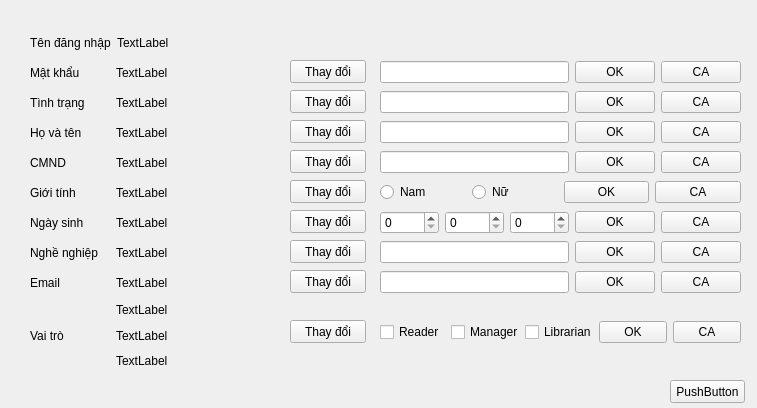
Old version of the form information.ui in the repository fantasyinferno/libpro.
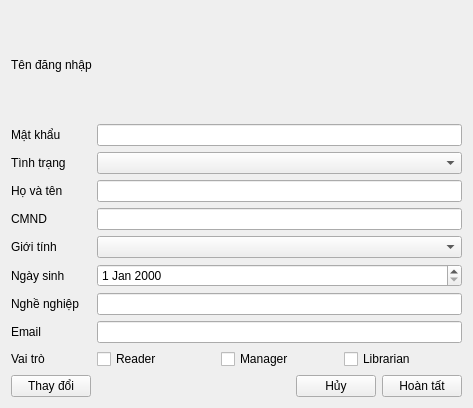
New version of the form.

```diff
--- a/information.ui
+++ b/information.ui
@@ -6,36 +6,37 @@
    <rect>
     <x>0</x>
     <y>0</y>
-    <width>757</width>
+    <width>473</width>
     <height>408</height>
    </rect>
   </property>
   <property name="windowTitle">
    <string>Form</string>
   </property>
-  <widget class="QPushButton" name="ca">
-   <property name="geometry">
-    <rect>
-     <x>670</x>
-     <y>380</y>
-     <width>75</width>
-     <height>23</height>
-    </rect>
+  <layout class="QVBoxLayout" name="verticalLayout_2">
+   <item>
+    <layout class="QVBoxLayout" name="verticalLayout">
+     <item>
+      <widget class="QLabel" name="username">
+       <property name="sizePolicy">
+        <sizepolicy hsizetype="Fixed" vsizetype="Preferred">
+         <horstretch>0</horstretch>
+         <verstretch>0</verstretch>
+        </sizepolicy>
+       </property>
+       <property name="minimumSize">
+        <size>
+         <width>80</width>
+         <height>0</height>
+        </size>
    </property>
    <property name="text">
-    <string>PushButton</string>
-   </property>
-  </widget>
-  <widget class="QWidget" name="layoutWidget">
-   <property name="geometry">
-    <rect>
-     <x>30</x>
-     <y>60</y>
-     <width>251</width>
-     <height>25</height>
-    </rect>
-   </property>
-   <layout class="QHBoxLayout" name="horizontalLayout_2">
+        <string>Tên đăng nhập</string>
+       </property>
+      </widget>
+     </item>
+     <item>
+      <layout class="QHBoxLayout" name="horizontalLayout">
     <item>
      <widget class="QLabel" name="label_2">
       <property name="sizePolicy">
@@ -56,24 +57,16 @@
      </widget>
     </item>
     <item>
-     <widget class="QLabel" name="op_mk">
-      <property name="text">
-       <string>TextLabel</string>
+        <widget class="QLineEdit" name="ip_mk">
+         <property name="echoMode">
+          <enum>QLineEdit::Password</enum>
       </property>
      </widget>
     </item>
    </layout>
-  </widget>
-  <widget class="QWidget" name="layoutWidget_2">
-   <property name="geometry">
-    <rect>
-     <x>30</x>
-     <y>90</y>
-     <width>251</width>
-     <height>25</height>
-    </rect>
-   </property>
-   <layout class="QHBoxLayout" name="horizontalLayout_3">
+     </item>
+     <item>
+      <layout class="QHBoxLayout" name="horizontalLayout_2">
     <item>
      <widget class="QLabel" name="label_3">
       <property name="sizePolicy">
@@ -94,24 +87,12 @@
      </widget>
     </item>
     <item>
-     <widget class="QLabel" name="op_tt">
-      <property name="text">
-       <string>TextLabel</string>
-      </property>
-     </widget>
-    </item>
-   </layout>
-  </widget>
-  <widget class="QWidget" name="layoutWidget_3">
-   <property name="geometry">
-    <rect>
-     <x>30</x>
-     <y>120</y>
-     <width>251</width>
-     <height>25</height>
-    </rect>
-   </property>
-   <layout class="QHBoxLayout" name="horizontalLayout_4">
+        <widget class="QComboBox" name="ip_tt"/>
+       </item>
+      </layout>
+     </item>
+     <item>
+      <layout class="QHBoxLayout" name="horizontalLayout_3">
     <item>
      <widget class="QLabel" name="label_4">
       <property name="sizePolicy">
@@ -132,24 +113,12 @@
      </widget>
     </item>
     <item>
-     <widget class="QLabel" name="op_hvt">
-      <property name="text">
-       <string>TextLabel</string>
-      </property>
-     </widget>
-    </item>
-   </layout>
-  </widget>
-  <widget class="QWidget" name="layoutWidget_4">
-   <property name="geometry">
-    <rect>
-     <x>30</x>
-     <y>150</y>
-     <width>251</width>
-     <height>25</height>
-    </rect>
-   </property>
-   <layout class="QHBoxLayout" name="horizontalLayout_5">
+        <widget class="QLineEdit" name="ip_hvt"/>
+       </item>
+      </layout>
+     </item>
+     <item>
+      <layout class="QHBoxLayout" name="horizontalLayout_4">
     <item>
      <widget class="QLabel" name="label_5">
       <property name="sizePolicy">
@@ -170,24 +139,12 @@
      </widget>
     </item>
     <item>
-     <widget class="QLabel" name="op_cmnd">
-      <property name="text">
-       <string>TextLabel</string>
-      </property>
-     </widget>
-    </item>
-   </layout>
-  </widget>
-  <widget class="QWidget" name="layoutWidget_5">
-   <property name="geometry">
-    <rect>
-     <x>30</x>
-     <y>180</y>
-     <width>251</width>
-     <height>25</height>
-    </rect>
-   </property>
-   <layout class="QHBoxLayout" name="horizontalLayout_6">
+        <widget class="QLineEdit" name="ip_cmnd"/>
+       </item>
+      </layout>
+     </item>
+     <item>
+      <layout class="QHBoxLayout" name="horizontalLayout_5">
     <item>
      <widget class="QLabel" name="label_6">
       <property name="sizePolicy">
@@ -208,24 +165,16 @@
      </widget>
     </item>
     <item>
-     <widget class="QLabel" name="op_gt">
-      <property name="text">
-       <string>TextLabel</string>
-      </property>
-     </widget>
-    </item>
-   </layout>
-  </widget>
-  <widget class="QWidget" name="layoutWidget_6">
-   <property name="geometry">
-    <rect>
-     <x>30</x>
-     <y>210</y>
-     <width>251</width>
-     <height>25</height>
-    </rect>
-   </property>
-   <layout class="QHBoxLayout" name="horizontalLayout_7">
+        <layout class="QHBoxLayout" name="gt_form">
+         <item>
+          <widget class="QComboBox" name="ip_gt"/>
+         </item>
+        </layout>
+       </item>
+      </layout>
+     </item>
+     <item>
+      <layout class="QHBoxLayout" name="horizontalLayout_6">
     <item>
      <widget class="QLabel" name="label_7">
       <property name="sizePolicy">
@@ -246,24 +195,16 @@
      </widget>
     </item>
     <item>
-     <widget class="QLabel" name="op_ns">
-      <property name="text">
-       <string>TextLabel</string>
-      </property>
-     </widget>
-    </item>
-   </layout>
-  </widget>
-  <widget class="QWidget" name="layoutWidget_7">
-   <property name="geometry">
-    <rect>
-     <x>30</x>
-     <y>240</y>
-     <width>251</width>
-     <height>25</height>
-    </rect>
-   </property>
-   <layout class="QHBoxLayout" name="horizontalLayout_8">
+        <layout class="QHBoxLayout" name="ns_form">
+         <item>
+          <widget class="QDateEdit" name="ip_ns"/>
+         </item>
+        </layout>
+       </item>
+      </layout>
+     </item>
+     <item>
+      <layout class="QHBoxLayout" name="horizontalLayout_7">
     <item>
      <widget class="QLabel" name="label_8">
       <property name="sizePolicy">
@@ -284,24 +225,12 @@
      </widget>
     </item>
     <item>
-     <widget class="QLabel" name="op_nn">
-      <property name="text">
-       <string>TextLabel</string>
-      </property>
-     </widget>
-    </item>
-   </layout>
-  </widget>
-  <widget class="QWidget" name="layoutWidget_8">
-   <property name="geometry">
-    <rect>
-     <x>30</x>
-     <y>270</y>
-     <width>251</width>
-     <height>25</height>
-    </rect>
-   </property>
-   <layout class="QHBoxLayout" name="horizontalLayout_9">
+        <widget class="QLineEdit" name="ip_nn"/>
+       </item>
+      </layout>
+     </item>
+     <item>
+      <layout class="QHBoxLayout" name="horizontalLayout_8">
     <item>
      <widget class="QLabel" name="label_9">
       <property name="sizePolicy">
@@ -322,114 +251,32 @@
      </widget>
     </item>
     <item>
-     <widget class="QLabel" name="op_em">
-      <property name="text">
-       <string>TextLabel</string>
-      </property>
-     </widget>
-    </item>
-   </layout>
-  </widget>
-  <widget class="QPushButton" name="td_tt">
-   <property name="geometry">
-    <rect>
-     <x>290</x>
-     <y>90</y>
-     <width>76</width>
-     <height>23</height>
-    </rect>
-   </property>
-   <property name="text">
-    <string>Thay đổi</string>
-   </property>
-  </widget>
-  <widget class="QPushButton" name="td_hvt">
-   <property name="geometry">
-    <rect>
-     <x>290</x>
-     <y>120</y>
-     <width>76</width>
-     <height>23</height>
-    </rect>
-   </property>
+        <widget class="QLineEdit" name="ip_em"/>
+       </item>
+      </layout>
+     </item>
+     <item>
+      <layout class="QHBoxLayout" name="horizontalLayout_9">
+       <item>
+        <widget class="QLabel" name="label_10">
+         <property name="sizePolicy">
+          <sizepolicy hsizetype="Fixed" vsizetype="Preferred">
+           <horstretch>0</horstretch>
+           <verstretch>0</verstretch>
+          </sizepolicy>
+         </property>
+         <property name="minimumSize">
+          <size>
+           <width>80</width>
+           <height>0</height>
+          </size>
+         </property>
    <property name="text">
-    <string>Thay đổi</string>
-   </property>
-  </widget>
-  <widget class="QPushButton" name="td_cmnd">
-   <property name="geometry">
-    <rect>
-     <x>290</x>
-     <y>150</y>
-     <width>76</width>
-     <height>23</height>
-    </rect>
-   </property>
-   <property name="text">
-    <string>Thay đổi</string>
-   </property>
-  </widget>
-  <widget class="QPushButton" name="td_gt">
-   <property name="geometry">
-    <rect>
-     <x>290</x>
-     <y>180</y>
-     <width>76</width>
-     <height>23</height>
-    </rect>
-   </property>
-   <property name="text">
-    <string>Thay đổi</string>
-   </property>
-  </widget>
-  <widget class="QPushButton" name="td_ns">
-   <property name="geometry">
-    <rect>
-     <x>290</x>
-     <y>210</y>
-     <width>76</width>
-     <height>23</height>
-    </rect>
-   </property>
-   <property name="text">
-    <string>Thay đổi</string>
-   </property>
-  </widget>
-  <widget class="QPushButton" name="td_nn">
-   <property name="geometry">
-    <rect>
-     <x>290</x>
-     <y>240</y>
-     <width>76</width>
-     <height>23</height>
-    </rect>
-   </property>
-   <property name="text">
-    <string>Thay đổi</string>
-   </property>
-  </widget>
-  <widget class="QPushButton" name="td_em">
-   <property name="geometry">
-    <rect>
-     <x>290</x>
-     <y>270</y>
-     <width>76</width>
-     <height>23</height>
-    </rect>
-   </property>
-   <property name="text">
-    <string>Thay đổi</string>
-   </property>
-  </widget>
-  <widget class="QWidget" name="layoutWidget_9">
-   <property name="geometry">
-    <rect>
-     <x>380</x>
-     <y>320</y>
-     <width>361</width>
-     <height>25</height>
-    </rect>
-   </property>
+          <string>Vai trò</string>
+         </property>
+        </widget>
+       </item>
+       <item>
    <layout class="QHBoxLayout" name="vt_form">
     <item>
      <widget class="QCheckBox" name="ip_vt_reader">
@@ -452,391 +299,59 @@
       </property>
      </widget>
     </item>
-    <item>
-     <widget class="QPushButton" name="ok_vt">
-      <property name="text">
-       <string>OK</string>
-      </property>
-     </widget>
-    </item>
-    <item>
-     <widget class="QPushButton" name="ca_vt">
-      <property name="text">
-       <string>CA</string>
-      </property>
-     </widget>
-    </item>
-   </layout>
-  </widget>
-  <widget class="QPushButton" name="td_vt">
-   <property name="geometry">
-    <rect>
-     <x>290</x>
-     <y>320</y>
-     <width>76</width>
-     <height>23</height>
-    </rect>
-   </property>
-   <property name="text">
-    <string>Thay đổi</string>
-   </property>
-  </widget>
-  <widget class="QWidget" name="layoutWidget_10">
-   <property name="geometry">
-    <rect>
-     <x>30</x>
-     <y>300</y>
-     <width>251</width>
-     <height>71</height>
-    </rect>
-   </property>
+        </layout>
+       </item>
+      </layout>
+     </item>
+     <item>
    <layout class="QHBoxLayout" name="horizontalLayout_10">
     <item>
-     <widget class="QLabel" name="label_10">
-      <property name="sizePolicy">
-       <sizepolicy hsizetype="Fixed" vsizetype="Preferred">
-        <horstretch>0</horstretch>
-        <verstretch>0</verstretch>
-       </sizepolicy>
-      </property>
-      <property name="minimumSize">
-       <size>
-        <width>80</width>
-        <height>0</height>
-       </size>
-      </property>
-      <property name="text">
-       <string>Vai trò</string>
-      </property>
-     </widget>
-    </item>
+        <layout class="QHBoxLayout" name="horizontalLayout_11">
     <item>
-     <layout class="QVBoxLayout" name="verticalLayout">
-      <item>
-       <widget class="QLabel" name="op_vt_1">
-        <property name="text">
-         <string>TextLabel</string>
-        </property>
-       </widget>
-      </item>
-      <item>
-       <widget class="QLabel" name="op_vt_2">
-        <property name="text">
-         <string>TextLabel</string>
-        </property>
-       </widget>
-      </item>
-      <item>
-       <widget class="QLabel" name="op_vt_3">
-        <property name="text">
-         <string>TextLabel</string>
-        </property>
-       </widget>
-      </item>
-     </layout>
-    </item>
-   </layout>
-  </widget>
-  <widget class="QPushButton" name="td_mk">
-   <property name="geometry">
-    <rect>
-     <x>290</x>
-     <y>60</y>
-     <width>76</width>
-     <height>23</height>
-    </rect>
-   </property>
+          <widget class="QPushButton" name="thayDoiButton">
    <property name="text">
     <string>Thay đổi</string>
    </property>
   </widget>
-  <widget class="QWidget" name="">
-   <property name="geometry">
-    <rect>
-     <x>30</x>
-     <y>30</y>
-     <width>251</width>
-     <height>25</height>
-    </rect>
-   </property>
-   <layout class="QHBoxLayout" name="horizontalLayout">
+         </item>
+        </layout>
+       </item>
     <item>
-     <widget class="QLabel" name="label">
-      <property name="sizePolicy">
-       <sizepolicy hsizetype="Fixed" vsizetype="Preferred">
-        <horstretch>0</horstretch>
-        <verstretch>0</verstretch>
-       </sizepolicy>
-      </property>
-      <property name="minimumSize">
+        <layout class="QHBoxLayout" name="horizontalLayout_12">
+         <item>
+          <spacer name="horizontalSpacer_2">
+           <property name="orientation">
+            <enum>Qt::Horizontal</enum>
+           </property>
+           <property name="sizeHint" stdset="0">
        <size>
-        <width>80</width>
-        <height>0</height>
-       </size>
-      </property>
-      <property name="text">
-       <string>Tên đăng nhập</string>
-      </property>
-     </widget>
+             <width>40</width>
+             <height>20</height>
+            </size>
+           </property>
+          </spacer>
     </item>
     <item>
-     <widget class="QLabel" name="op_tdn">
+          <widget class="QPushButton" name="huyButton">
       <property name="text">
-       <string>TextLabel</string>
+            <string>Hủy</string>
       </property>
      </widget>
     </item>
-   </layout>
-  </widget>
-  <widget class="QWidget" name="">
-   <property name="geometry">
-    <rect>
-     <x>380</x>
-     <y>60</y>
-     <width>361</width>
-     <height>25</height>
-    </rect>
-   </property>
-   <layout class="QHBoxLayout" name="mk_form">
     <item>
-     <widget class="QLineEdit" name="ip_mk"/>
-    </item>
-    <item>
-     <widget class="QPushButton" name="ok_mk">
+          <widget class="QPushButton" name="hoanTatButton">
       <property name="text">
-       <string>OK</string>
+            <string>Hoàn tất</string>
       </property>
      </widget>
     </item>
-    <item>
-     <widget class="QPushButton" name="ca_mk">
-      <property name="text">
-       <string>CA</string>
-      </property>
-     </widget>
-    </item>
-   </layout>
-  </widget>
-  <widget class="QWidget" name="">
-   <property name="geometry">
-    <rect>
-     <x>380</x>
-     <y>90</y>
-     <width>361</width>
-     <height>25</height>
-    </rect>
-   </property>
-   <layout class="QHBoxLayout" name="tt_form">
-    <item>
-     <widget class="QLineEdit" name="ip_tt"/>
-    </item>
-    <item>
-     <widget class="QPushButton" name="ok_tt">
-      <property name="text">
-       <string>OK</string>
-      </property>
-     </widget>
-    </item>
-    <item>
-     <widget class="QPushButton" name="ca_tt">
-      <property name="text">
-       <string>CA</string>
-      </property>
-     </widget>
-    </item>
-   </layout>
-  </widget>
-  <widget class="QWidget" name="">
-   <property name="geometry">
-    <rect>
-     <x>380</x>
-     <y>120</y>
-     <width>361</width>
-     <height>25</height>
-    </rect>
-   </property>
-   <layout class="QHBoxLayout" name="hvt_form">
-    <item>
-     <widget class="QLineEdit" name="ip_hvt"/>
-    </item>
-    <item>
-     <widget class="QPushButton" name="ok_hvt">
-      <property name="text">
-       <string>OK</string>
-      </property>
-     </widget>
-    </item>
-    <item>
-     <widget class="QPushButton" name="ca_hvt">
-      <property name="text">
-       <string>CA</string>
-      </property>
-     </widget>
-    </item>
-   </layout>
-  </widget>
-  <widget class="QWidget" name="">
-   <property name="geometry">
-    <rect>
-     <x>380</x>
-     <y>150</y>
-     <width>361</width>
-     <height>25</height>
-    </rect>
-   </property>
-   <layout class="QHBoxLayout" name="cmnd_form">
-    <item>
-     <widget class="QLineEdit" name="ip_cmnd"/>
-    </item>
-    <item>
-     <widget class="QPushButton" name="ok_cmnd">
-      <property name="text">
-       <string>OK</string>
-      </property>
-     </widget>
-    </item>
-    <item>
-     <widget class="QPushButton" name="ca_cmnd">
-      <property name="text">
-       <string>CA</string>
-      </property>
-     </widget>
-    </item>
-   </layout>
-  </widget>
-  <widget class="QWidget" name="">
-   <property name="geometry">
-    <rect>
-     <x>380</x>
-     <y>180</y>
-     <width>361</width>
-     <height>25</height>
-    </rect>
-   </property>
-   <layout class="QHBoxLayout" name="gt_form">
-    <item>
-     <widget class="QRadioButton" name="ip_gt_nam">
-      <property name="text">
-       <string>Nam</string>
-      </property>
-     </widget>
-    </item>
-    <item>
-     <widget class="QRadioButton" name="ip_gt_nu">
-      <property name="text">
-       <string>Nữ</string>
-      </property>
-     </widget>
-    </item>
-    <item>
-     <widget class="QPushButton" name="ok_gt">
-      <property name="text">
-       <string>OK</string>
-      </property>
-     </widget>
-    </item>
-    <item>
-     <widget class="QPushButton" name="ca_gt">
-      <property name="text">
-       <string>CA</string>
-      </property>
-     </widget>
-    </item>
-   </layout>
-  </widget>
-  <widget class="QWidget" name="">
-   <property name="geometry">
-    <rect>
-     <x>380</x>
-     <y>210</y>
-     <width>361</width>
-     <height>25</height>
-    </rect>
-   </property>
-   <layout class="QHBoxLayout" name="ns_form">
-    <item>
-     <widget class="QSpinBox" name="ip_ns_ngay"/>
-    </item>
-    <item>
-     <widget class="QSpinBox" name="ip_ns_thang"/>
-    </item>
-    <item>
-     <widget class="QSpinBox" name="ip_ns_nam"/>
-    </item>
-    <item>
-     <widget class="QPushButton" name="ok_ns">
-      <property name="text">
-       <string>OK</string>
-      </property>
-     </widget>
-    </item>
-    <item>
-     <widget class="QPushButton" name="ca_ns">
-      <property name="text">
-       <string>CA</string>
-      </property>
-     </widget>
-    </item>
-   </layout>
-  </widget>
-  <widget class="QWidget" name="">
-   <property name="geometry">
-    <rect>
-     <x>380</x>
-     <y>240</y>
-     <width>361</width>
-     <height>25</height>
-    </rect>
-   </property>
-   <layout class="QHBoxLayout" name="nn_form">
-    <item>
-     <widget class="QLineEdit" name="ip_nn"/>
-    </item>
-    <item>
-     <widget class="QPushButton" name="ok_nn">
-      <property name="text">
-       <string>OK</string>
-      </property>
-     </widget>
-    </item>
-    <item>
-     <widget class="QPushButton" name="ca_nn">
-      <property name="text">
-       <string>CA</string>
-      </property>
-     </widget>
-    </item>
-   </layout>
-  </widget>
-  <widget class="QWidget" name="">
-   <property name="geometry">
-    <rect>
-     <x>380</x>
-     <y>270</y>
-     <width>361</width>
-     <height>25</height>
-    </rect>
-   </property>
-   <layout class="QHBoxLayout" name="em_form">
-    <item>
-     <widget class="QLineEdit" name="ip_em"/>
-    </item>
-    <item>
-     <widget class="QPushButton" name="ok_em">
-      <property name="text">
-       <string>OK</string>
-      </property>
-     </widget>
-    </item>
-    <item>
-     <widget class="QPushButton" name="ca_em">
-      <property name="text">
-       <string>CA</string>
-      </property>
-     </widget>
-    </item>
-   </layout>
-  </widget>
+        </layout>
+       </item>
+      </layout>
+     </item>
+    </layout>
+   </item>
+  </layout>
  </widget>
  <resources/>
  <connections/>
```
Lines whose indentation alone changed are shown as unchanged.
